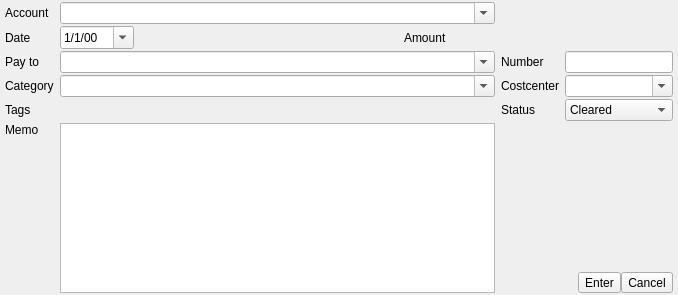
Before: the Qt Designer form kmymoney/views/newtransactioneditor.ui in KDE/kmymoney, drawn with Qt 5.
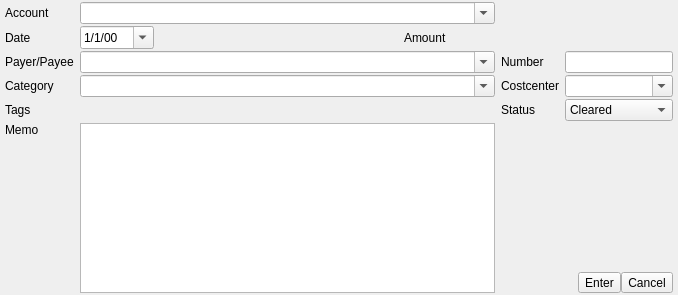
After: the same form once the commit is applied. Custom widgets are drawn as their Qt base class.

Commit message: Update label to be more generic

Diff of the .ui file:
```diff
--- a/kmymoney/views/newtransactioneditor.ui
+++ b/kmymoney/views/newtransactioneditor.ui
@@ -86,7 +86,7 @@
    <item row="2" column="0">
     <widget class="QLabel" name="label">
      <property name="text">
-      <string>Pay to</string>
+      <string>Payer/Payee</string>
      </property>
     </widget>
    </item>
```
The commit also changes 2 other files.
